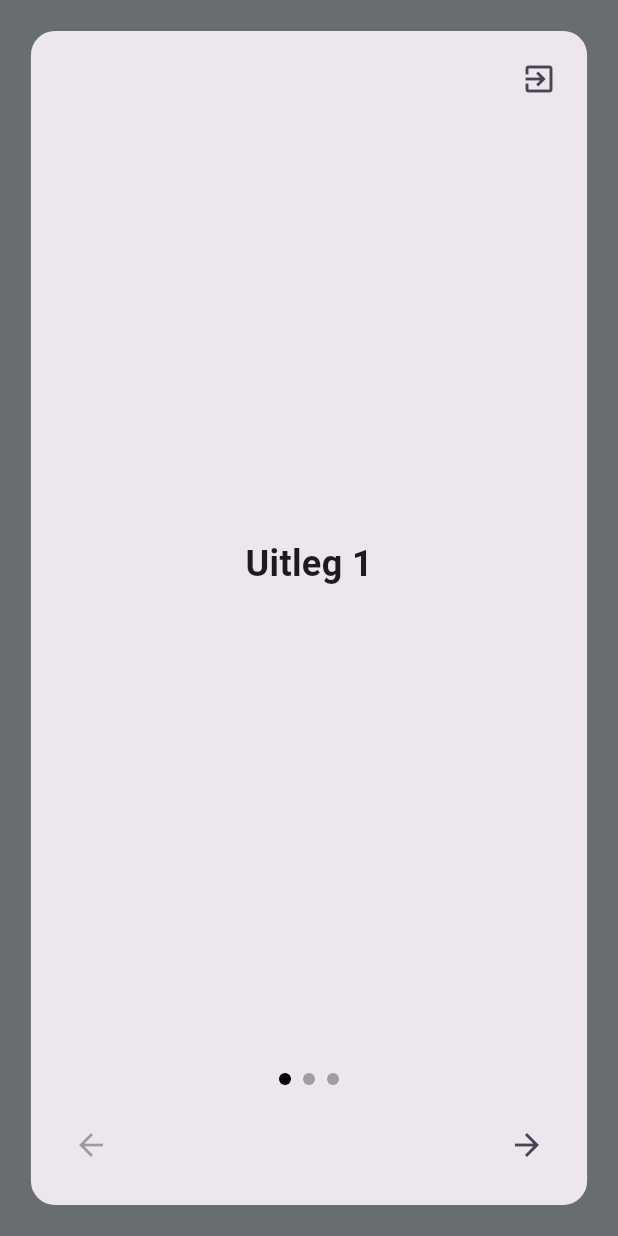
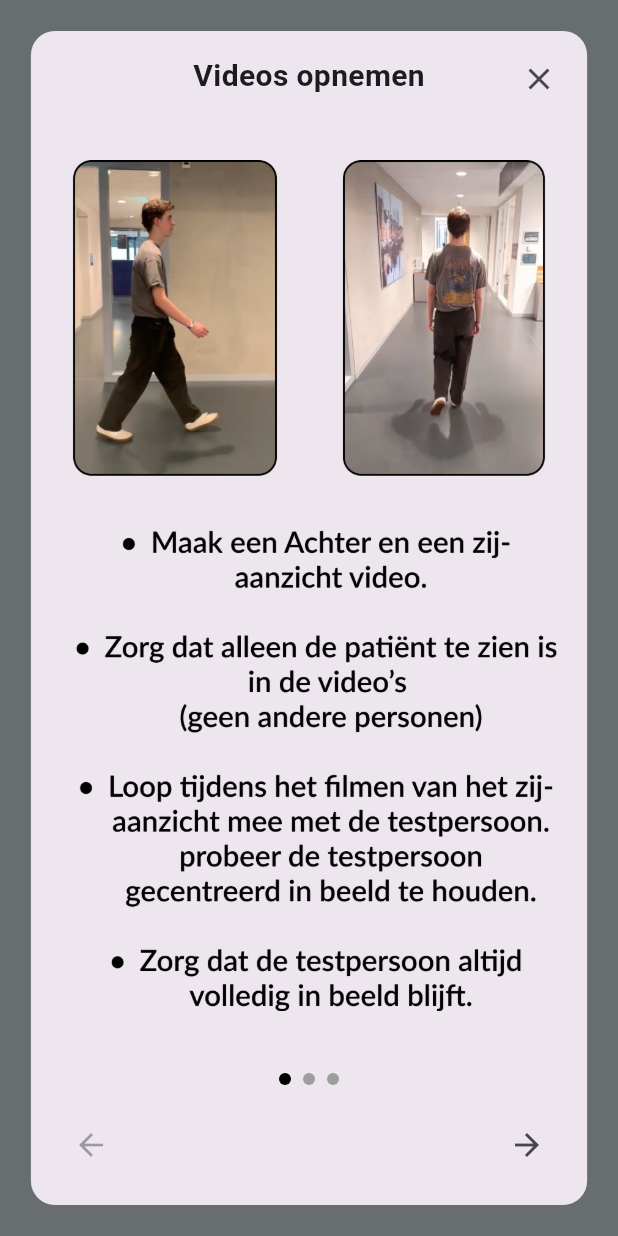
Before and after one commit to KramersMichiel/ipmedth_groep_5_Fysiotherapie, a Flutter app: the screen it shows after launch, after a tap on the "help outline" icon, on a phone screen of 412 x 824 dp. Run offline on Flutter 3.47's test engine with Material 3 defaults, Android fonts, the phone set to English and light mode, and no system bars; our stand-ins replace better_player_plus, file_picker, image_picker, video_player; missing offline and left inert: flutter_ffmpeg, google_mlkit_pose_detection; Roboto replaces fonts that are missing (Lato-regular).

Commit message:
Helpdialoog en icon veranderd

```diff
--- a/ipmedth_groep5_fysiotherapie_app/lib/widgets/bodyAnalysisMenu.dart
+++ b/ipmedth_groep5_fysiotherapie_app/lib/widgets/bodyAnalysisMenu.dart
@@ -135,7 +135,7 @@ class _BodyAnalysisMenuState extends State<BodyAnalysisMenu>
                                 color: Colors.black, width: 1), // Black border
                           ),
                           child: const Icon(
-                            Icons.color_lens,
+                            Icons.analytics,
                             color: Colors.black, // White icon color
                             size: 24,
                           ),
--- a/ipmedth_groep5_fysiotherapie_app/lib/widgets/helpDialog.dart
+++ b/ipmedth_groep5_fysiotherapie_app/lib/widgets/helpDialog.dart
@@ -9,9 +9,15 @@ class _HelpDialogState extends State<HelpDialog> {
   int _currentPage = 0; // Tracks the current page
 
   final List<String> _explanations = [
-    'Uitleg 1', // Page 1 text
-    'Uitleg 2', // Page 2 text
-    'Uitleg 3', // Page 3 text
+    'Videos opnemen', // Page 1 text
+    'Video controls', // Page 2 text
+    'Analyse menu', // Page 3 text
+  ];
+
+  final List<String> _imagePaths = [
+    'assets/images/uitleg1.png', // Vervang met je eigen afbeeldingen
+    'assets/images/uitleg2.png',
+    'assets/images/uitleg3.png',
   ];
 
   @override
@@ -29,18 +35,24 @@ class _HelpDialogState extends State<HelpDialog> {
             child: Column(
               mainAxisAlignment: MainAxisAlignment.center,
               children: [
+                Text(
+                  _explanations[_currentPage], // Dynamische titel
+                  style: const TextStyle(
+                    fontSize: 20,
+                    fontWeight: FontWeight.bold,
+                  ),
+                ),
                 Expanded(
                   child: Center(
-                    child: Text(
-                      _explanations[_currentPage],
-                      style: const TextStyle(
-                          fontSize: 24, fontWeight: FontWeight.bold),
+                    child: Image.asset(
+                      _imagePaths[_currentPage],
+                      fit: BoxFit.contain, // Zorgt dat de afbeelding goed past
                     ),
                   ),
                 ),
                 Row(
                   mainAxisAlignment: MainAxisAlignment.center,
-                  children: List.generate(_explanations.length, (index) {
+                  children: List.generate(_imagePaths.length, (index) {
                     return Container(
                       margin: const EdgeInsets.symmetric(horizontal: 4),
                       width: 8,
@@ -69,7 +81,7 @@ class _HelpDialogState extends State<HelpDialog> {
                     ),
                     IconButton(
                       icon: const Icon(Icons.arrow_forward),
-                      onPressed: _currentPage < _explanations.length - 1
+                      onPressed: _currentPage < _imagePaths.length - 1
                           ? () {
                               setState(() {
                                 _currentPage++;
@@ -87,7 +99,7 @@ class _HelpDialogState extends State<HelpDialog> {
             top: 8,
             right: 8,
             child: IconButton(
-              icon: const Icon(Icons.exit_to_app),
+              icon: const Icon(Icons.close),
               onPressed: () {
                 Navigator.of(context).pop(); // Close the dialog
               },
```
Also changed, not shown: ipmedth_groep5_fysiotherapie_app/lib/views/videoImportPage.dart (+10 -0 lines), ipmedth_groep5_fysiotherapie_app/lib/views/video_player_page.dart (+28 -6 lines), ipmedth_groep5_fysiotherapie_app/assets/images/uitleg1.png (added), ipmedth_groep5_fysiotherapie_app/assets/images/uitleg2.png (added), ipmedth_groep5_fysiotherapie_app/assets/images/uitleg3.png (added).
